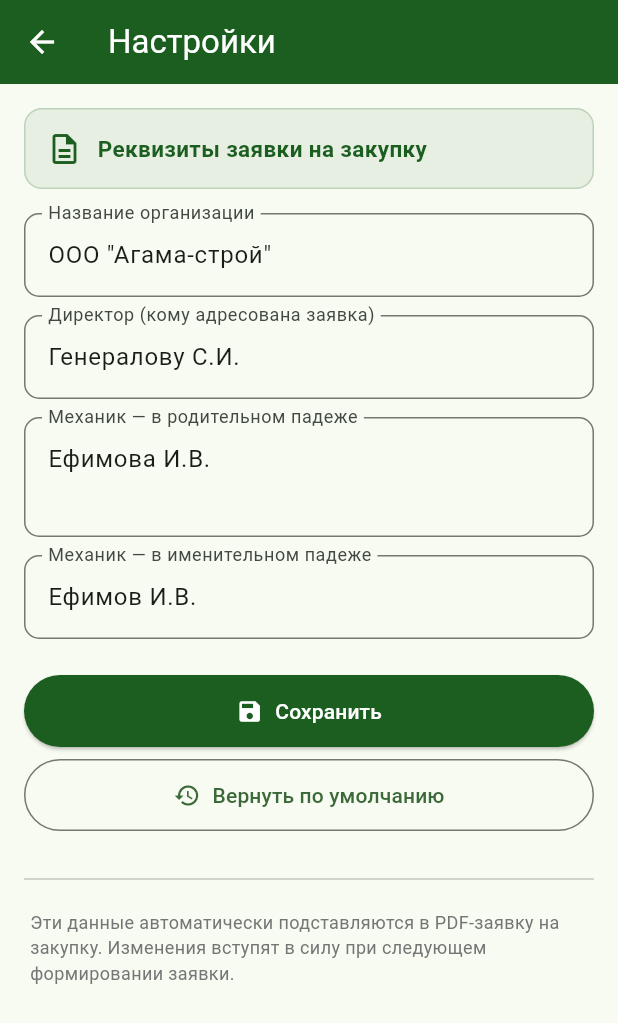
After one commit to mehanikfort-ctrl/zavod-master, a Flutter app: the screen it shows after launch, after a tap on the "settings" icon, on a phone screen of 412 x 824 dp. The commit adds this screen. Shown: the top 1023 px of the screen. Run offline on Flutter 3.47's test engine with Material 3 defaults, Android fonts, the phone set to English and light mode, and no system bars; our stand-ins replace flutter_local_notifications, flutter_timezone, open_filex, pdf, printing, shared_preferences and 1 more; missing offline and left inert: file_selector.

Commit message:
Экран настроек: реквизиты заявки, исправлен _showAbout

```diff
--- a/lib/main.dart
+++ b/lib/main.dart
@@ -14,6 +14,8 @@ import 'screens/dashboard_screen.dart';
 import 'dart:convert';
 
 import 'package:shared_preferences/shared_preferences.dart';
+
+import 'screens/settings_screen.dart';
 
 void main() {
   runApp(const ZavodMechanikApp());
@@ -382,6 +384,50 @@ class _MainScreenState extends State<MainScreen> {
     }
   }
 
+  Future<void> _showAbout() async {
+    final prefs = await SharedPreferences.getInstance();
+    final tasksCount = prefs.getString('tasks') != null ? 'есть' : 'нет';
+    final equipmentCount = prefs.getString('equipment') != null
+        ? 'есть'
+        : 'нет';
+
+    if (!mounted) return;
+    showAboutDialog(
+      context: context,
+      applicationName: 'Завод-Механик',
+      applicationVersion: 'Версия 1.0.0 (сборка 1)',
+      applicationIcon: const Icon(
+        Icons.build,
+        size: 40,
+        color: Color(0xFF1B5E20),
+      ),
+      children: [
+        const SizedBox(height: 12),
+        const Text(
+          'Планировщик для мастера-механика.\n'
+          'Задачи, оборудование, счётчики, регламенты, отчёты.',
+        ),
+        const SizedBox(height: 12),
+        const Divider(),
+        const SizedBox(height: 8),
+        const Text(
+          'Данные в системе:',
+          style: TextStyle(fontWeight: FontWeight.bold),
+        ),
+        const SizedBox(height: 4),
+        Text('• Задачи: $tasksCount'),
+        Text('• Оборудование: $equipmentCount'),
+        const SizedBox(height: 12),
+        const Divider(),
+        const SizedBox(height: 8),
+        const Text(
+          'Все данные хранятся локально и не удаляются при обновлении.',
+          style: TextStyle(fontSize: 11, color: Colors.grey),
+        ),
+      ],
+    );
+  }
+
   @override
   Widget build(BuildContext context) {
     final isDark = Theme.of(context).brightness == Brightness.dark;
@@ -394,6 +440,21 @@ class _MainScreenState extends State<MainScreen> {
             : const Color(0xFF1B5E20),
         foregroundColor: isDark ? null : Colors.white,
         actions: [
+          IconButton(
+            tooltip: 'Настройки',
+            icon: const Icon(Icons.settings_outlined),
+            onPressed: () {
+              Navigator.push(
+                context,
+                MaterialPageRoute(builder: (_) => const SettingsScreen()),
+              );
+            },
+          ),
+          IconButton(
+            tooltip: 'О программе',
+            icon: const Icon(Icons.info_outline),
+            onPressed: _showAbout,
+          ),
           IconButton(
             tooltip: isDark ? 'Светлая тема' : 'Тёмная тема',
             icon: Icon(isDark ? Icons.light_mode : Icons.dark_mode),
--- /dev/null
+++ b/lib/screens/settings_screen.dart
@@ -0,0 +1,245 @@
+import 'package:flutter/material.dart';
+import 'package:shared_preferences/shared_preferences.dart';
+
+class SettingsScreen extends StatefulWidget {
+  const SettingsScreen({super.key});
+
+  @override
+  State<SettingsScreen> createState() => _SettingsScreenState();
+}
+
+class _SettingsScreenState extends State<SettingsScreen> {
+  static const String _kCompany = 'req_company';
+  static const String _kDirector = 'req_director';
+  static const String _kMechanicGenitive = 'req_mechanic_genitive';
+  static const String _kMechanicNominative = 'req_mechanic_nominative';
+
+  static const String _defCompany = 'ООО "Агама-строй"';
+  static const String _defDirector = 'Генералову С.И.';
+  static const String _defMechanicGenitive = 'Ефимова И.В.';
+  static const String _defMechanicNominative = 'Ефимов И.В.';
+
+  final _companyCtrl = TextEditingController();
+  final _directorCtrl = TextEditingController();
+  final _mechanicGenCtrl = TextEditingController();
+  final _mechanicNomCtrl = TextEditingController();
+
+  bool _isLoading = true;
+  bool _isSaving = false;
+
+  @override
+  void initState() {
+    super.initState();
+    _load();
+  }
+
+  Future<void> _load() async {
+    final prefs = await SharedPreferences.getInstance();
+    _companyCtrl.text = prefs.getString(_kCompany) ?? _defCompany;
+    _directorCtrl.text = prefs.getString(_kDirector) ?? _defDirector;
+    _mechanicGenCtrl.text =
+        prefs.getString(_kMechanicGenitive) ?? _defMechanicGenitive;
+    _mechanicNomCtrl.text =
+        prefs.getString(_kMechanicNominative) ?? _defMechanicNominative;
+    setState(() => _isLoading = false);
+  }
+
+  Future<void> _save() async {
+    setState(() => _isSaving = true);
+    final prefs = await SharedPreferences.getInstance();
+    await prefs.setString(_kCompany, _companyCtrl.text.trim());
+    await prefs.setString(_kDirector, _directorCtrl.text.trim());
+    await prefs.setString(_kMechanicGenitive, _mechanicGenCtrl.text.trim());
+    await prefs.setString(_kMechanicNominative, _mechanicNomCtrl.text.trim());
+    if (!mounted) return;
+    setState(() => _isSaving = false);
+    ScaffoldMessenger.of(context)
+        .showSnackBar(const SnackBar(content: Text('Настройки сохранены')));
+  }
+
+  Future<void> _resetToDefaults() async {
+    final ok = await showDialog<bool>(
+      context: context,
+      builder: (context) => AlertDialog(
+        title: const Text('Вернуть по умолчанию?'),
+        content: const Text(
+          'Текущие настройки будут заменены на значения по умолчанию.',
+        ),
+        actions: [
+          TextButton(
+            onPressed: () => Navigator.pop(context, false),
+            child: const Text('Отмена'),
+          ),
+          ElevatedButton(
+            style: ElevatedButton.styleFrom(backgroundColor: Colors.red),
+            onPressed: () => Navigator.pop(context, true),
+            child: const Text('Вернуть'),
+          ),
+        ],
+      ),
+    );
+    if (ok != true) return;
+    _companyCtrl.text = _defCompany;
+    _directorCtrl.text = _defDirector;
+    _mechanicGenCtrl.text = _defMechanicGenitive;
+    _mechanicNomCtrl.text = _defMechanicNominative;
+    await _save();
+  }
+
+  @override
+  void dispose() {
+    _companyCtrl.dispose();
+    _directorCtrl.dispose();
+    _mechanicGenCtrl.dispose();
+    _mechanicNomCtrl.dispose();
+    super.dispose();
+  }
+
+  @override
+  Widget build(BuildContext context) {
+    final isDark = Theme.of(context).brightness == Brightness.dark;
+
+    return Scaffold(
+      appBar: AppBar(
+        title: const Text('Настройки'),
+        backgroundColor: const Color(0xFF1B5E20),
+        foregroundColor: Colors.white,
+      ),
+      body: _isLoading
+          ? const Center(child: CircularProgressIndicator())
+          : ListView(
+              padding: const EdgeInsets.all(16),
+              children: [
+                Container(
+                  padding: const EdgeInsets.all(14),
+                  decoration: BoxDecoration(
+                    color: const Color(0xFF1B5E20).withOpacity(0.08),
+                    borderRadius: BorderRadius.circular(12),
+                    border: Border.all(
+                      color: const Color(0xFF1B5E20).withOpacity(0.2),
+                    ),
+                  ),
+                  child: Row(
+                    children: [
+                      const Icon(
+                        Icons.description_outlined,
+                        color: Color(0xFF1B5E20),
+                      ),
+                      const SizedBox(width: 10),
+                      const Expanded(
+                        child: Text(
+                          'Реквизиты заявки на закупку',
+                          style: TextStyle(
+                            fontSize: 15,
+                            fontWeight: FontWeight.bold,
+                            color: Color(0xFF1B5E20),
+                          ),
+                        ),
+                      ),
+                    ],
+                  ),
+                ),
+                const SizedBox(height: 16),
+
+                _field(
+                  controller: _companyCtrl,
+                  label: 'Название организации',
+                  hint: 'ООО "Агама-строй"',
+                  isDark: isDark,
+                ),
+                const SizedBox(height: 12),
+
+                _field(
+                  controller: _directorCtrl,
+                  label: 'Директор (кому адресована заявка)',
+                  hint: 'Генералову С.И.',
+                  isDark: isDark,
+                ),
+                const SizedBox(height: 12),
+
+                _field(
+                  controller: _mechanicGenCtrl,
+                  label: 'Механик — в родительном падеже',
+                  hint: 'Ефимова И.В.  (для шапки: "от механика ...")',
+                  isDark: isDark,
+                ),
+                const SizedBox(height: 12),
+
+                _field(
+                  controller: _mechanicNomCtrl,
+                  label: 'Механик — в именительном падеже',
+                  hint: 'Ефимов И.В.  (для подписи)',
+                  isDark: isDark,
+                ),
+
+                const SizedBox(height: 24),
+
+                SizedBox(
+                  width: double.infinity,
+                  child: ElevatedButton.icon(
+                    onPressed: _isSaving ? null : _save,
+                    icon: const Icon(Icons.save),
+                    label: Text(_isSaving ? 'Сохранение...' : 'Сохранить'),
+                    style: ElevatedButton.styleFrom(
+                      backgroundColor: const Color(0xFF1B5E20),
+                      foregroundColor: Colors.white,
+                      padding: const EdgeInsets.symmetric(vertical: 14),
+                    ),
+                  ),
+                ),
+
+                const SizedBox(height: 8),
+
+                SizedBox(
+                  width: double.infinity,
+                  child: OutlinedButton.icon(
+                    onPressed: _resetToDefaults,
+                    icon: const Icon(Icons.restore),
+                    label: const Text('Вернуть по умолчанию'),
+                    style: OutlinedButton.styleFrom(
+                      padding: const EdgeInsets.symmetric(vertical: 14),
+                    ),
+                  ),
+                ),
+
+                const SizedBox(height: 24),
+                const Divider(),
+                const SizedBox(height: 12),
+
+                Padding(
+                  padding: const EdgeInsets.symmetric(horizontal: 4),
+                  child: Text(
+                    'Эти данные автоматически подставляются в PDF-заявку '
+                    'на закупку. Изменения вступят в силу при следующем '
+                    'формировании заявки.',
+                    style: TextStyle(
+                      fontSize: 12,
+                      color: Colors.grey.shade600,
+                      height: 1.4,
+                    ),
+                  ),
+                ),
+              ],
+            ),
+    );
+  }
+
+  Widget _field({
+    required TextEditingController controller,
+    required String label,
+    required String hint,
+    required bool isDark,
+  }) {
+    return TextField(
+      controller: controller,
+      decoration: InputDecoration(
+        labelText: label,
+        hintText: hint,
+        border: OutlineInputBorder(borderRadius: BorderRadius.circular(10)),
+        filled: isDark,
+        fillColor: isDark ? Colors.grey.shade900 : null,
+      ),
+      maxLines: null,
+    );
+  }
+}
--- a/lib/screens/warehouse_screen.dart
+++ b/lib/screens/warehouse_screen.dart
@@ -498,8 +498,26 @@ class _WarehouseScreenState extends State<WarehouseScreen> {
 
                                       Navigator.pop(context);
                                       try {
+                                        final prefs =
+                                            await SharedPreferences.getInstance();
                                         await PdfService.generatePurchaseRequest(
                                           items: orderItems,
+                                          company:
+                                              prefs.getString('req_company') ??
+                                              'ООО "Агама-строй"',
+                                          director:
+                                              prefs.getString('req_director') ??
+                                              'Генералову С.И.',
+                                          mechanicGenitive:
+                                              prefs.getString(
+                                                'req_mechanic_genitive',
+                                              ) ??
+                                              'Ефимова И.В.',
+                                          mechanicNominative:
+                                              prefs.getString(
+                                                'req_mechanic_nominative',
+                                              ) ??
+                                              'Ефимов И.В.',
                                         );
                                       } catch (e) {
                                         if (mounted) {
```
